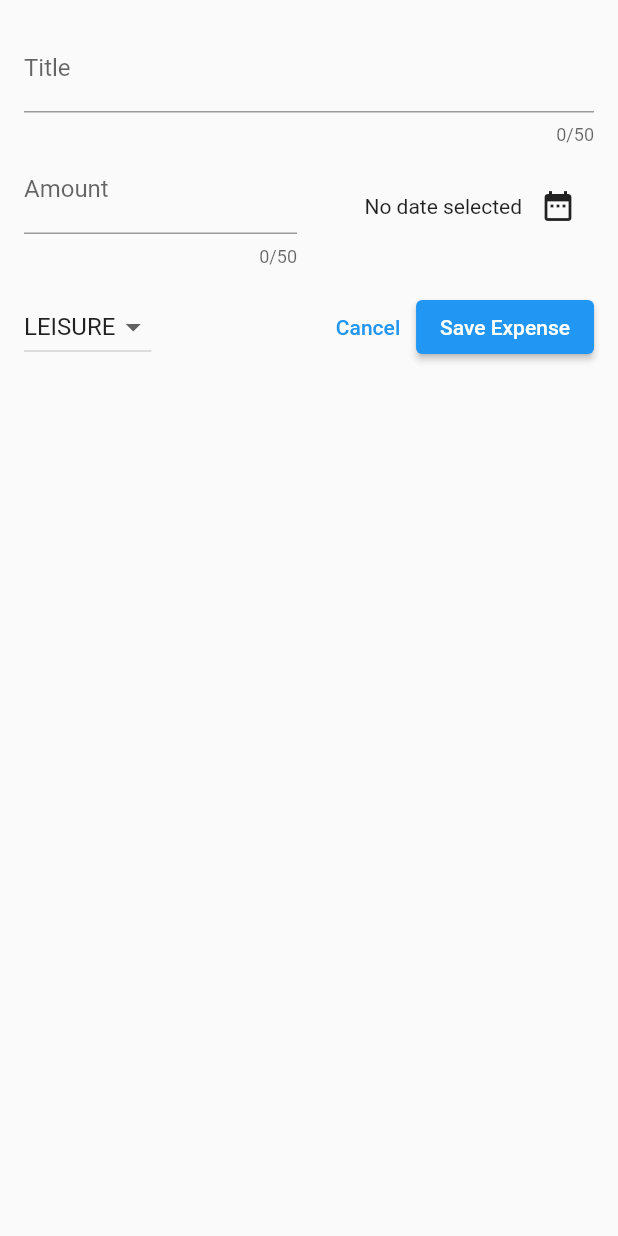
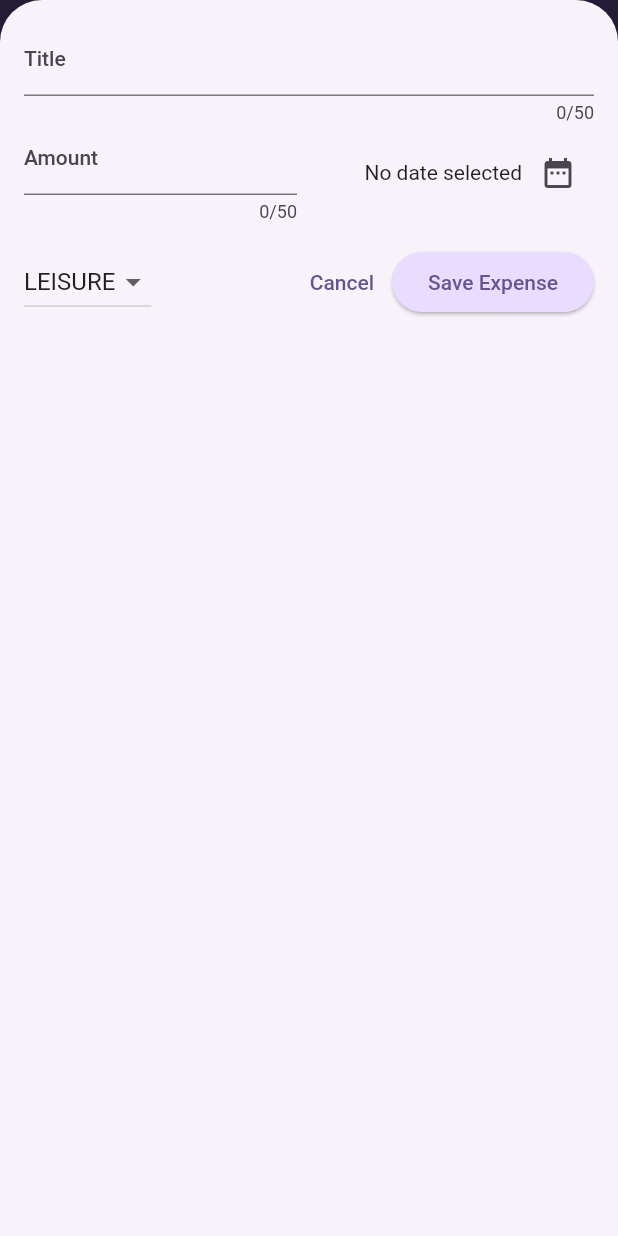
Before and after one commit to mikolertesx/expense_tracker_app, a Flutter app: the screen it shows after launch, after a tap on the "add" icon, on a phone screen of 412 x 824 dp. Run offline on Flutter 3.47's test engine with Material 2 defaults, Android fonts, the phone set to English and light mode, and no system bars.

Commit message:
Added theme data

```diff
--- a/lib/main.dart
+++ b/lib/main.dart
@@ -2,6 +2,37 @@ import 'package:flutter/material.dart';
 
 import 'package:expense_tracker_app/expenses.dart';
 
+var kColorScheme =
+    ColorScheme.fromSeed(seedColor: const Color.fromARGB(255, 96, 59, 181));
+
 void main() {
-  runApp(const MaterialApp(home: Expenses()));
+  runApp(
+    MaterialApp(
+      theme: ThemeData().copyWith(
+        useMaterial3: true,
+        colorScheme: kColorScheme,
+        appBarTheme: const AppBarTheme().copyWith(
+          backgroundColor: kColorScheme.onPrimaryContainer,
+          foregroundColor: kColorScheme.primaryContainer,
+        ),
+        cardTheme: const CardTheme().copyWith(
+          color: kColorScheme.secondaryContainer,
+          margin: const EdgeInsets.all(16),
+        ),
+        elevatedButtonTheme: ElevatedButtonThemeData(
+          style: ElevatedButton.styleFrom(
+            backgroundColor: kColorScheme.primaryContainer,
+          ),
+        ),
+        textTheme: ThemeData().textTheme.copyWith(
+              titleLarge: TextStyle(
+                fontWeight: FontWeight.bold,
+                color: kColorScheme.onSecondaryContainer,
+                fontSize: 16,
+              ),
+            ),
+      ),
+      home: const Expenses(),
+    ),
+  );
 }
--- a/lib/widgets/expenses_list/expense_item.dart
+++ b/lib/widgets/expenses_list/expense_item.dart
@@ -15,8 +15,12 @@ class ExpenseItem extends StatelessWidget {
           vertical: 16,
         ),
         child: Column(
+          crossAxisAlignment: CrossAxisAlignment.start,
           children: [
-            Text(expense.title),
+            Text(
+              expense.title,
+              style: Theme.of(context).textTheme.titleLarge,
+            ),
             const SizedBox(height: 4.0),
             Row(
               children: [
--- a/lib/widgets/expenses_list/expenses_list.dart
+++ b/lib/widgets/expenses_list/expenses_list.dart
@@ -19,6 +19,12 @@ class ExpensesList extends StatelessWidget {
     return ListView.builder(
       itemCount: expenses.length,
       itemBuilder: (ctx, index) => Dismissible(
+        background: Container(
+          color: Theme.of(context).colorScheme.error,
+          margin: EdgeInsets.symmetric(
+            horizontal: Theme.of(context).cardTheme.margin!.horizontal,
+          ),
+        ),
         key: ValueKey(expenses[index]),
         onDismissed: (direction) {
           onDismiss(expenses[index]);
```
